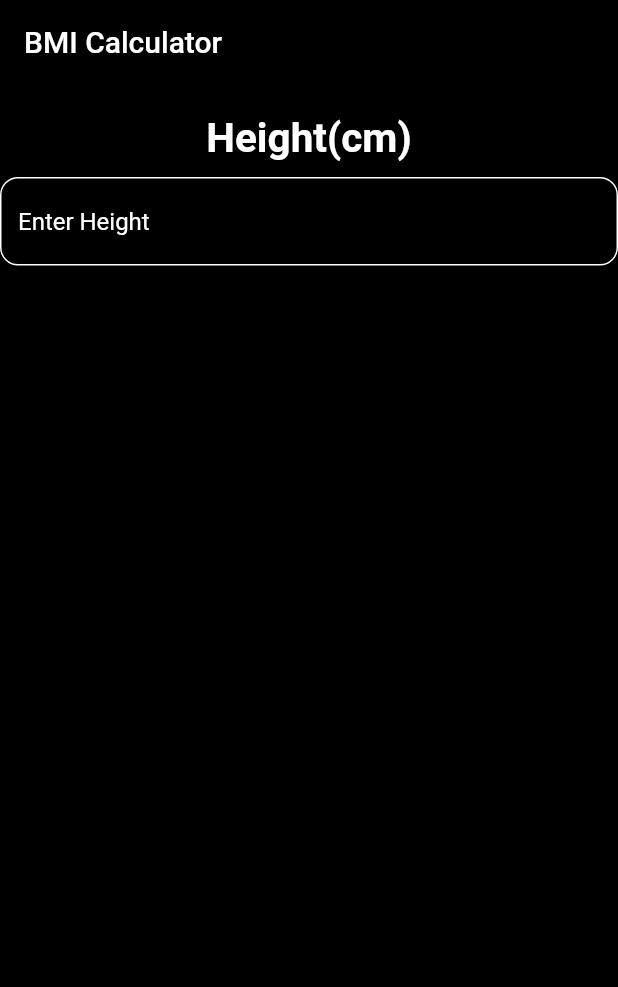
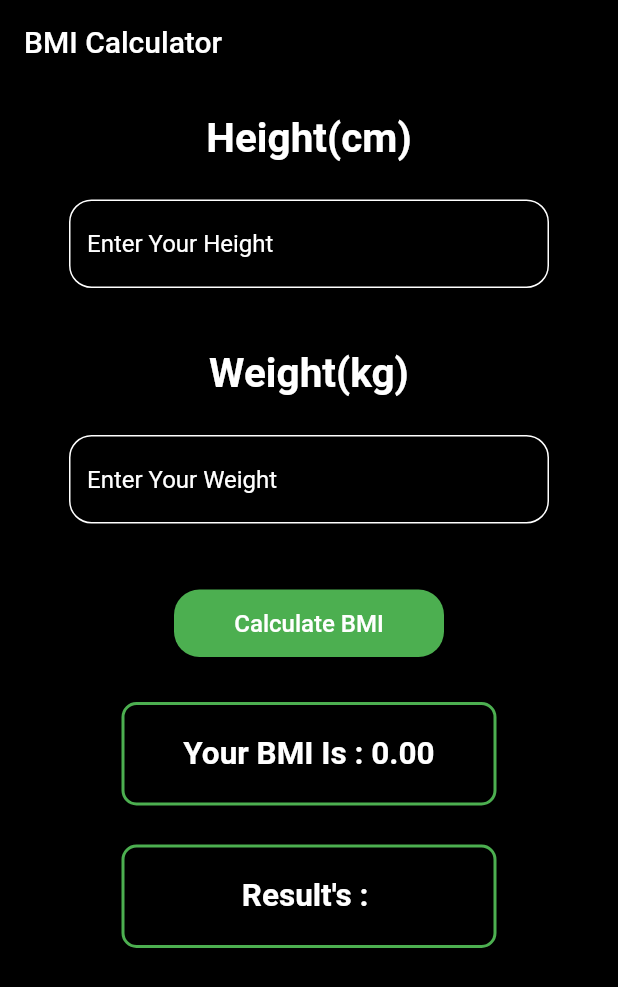
Before and after one commit to lakshya001-AI/BMI-CALCULATOR, a Flutter app: the screen it shows after launch, on a phone screen of 412 x 824 dp. Shown: the top 987 px of the screen. Run offline on Flutter 3.47's test engine with Material 2 defaults, Android fonts, the phone set to English and light mode, and no system bars.

Commit message:
Bmi-calculator

```diff
--- a/lib/main.dart
+++ b/lib/main.dart
@@ -25,47 +25,156 @@ class MyHomePage extends StatefulWidget {
 }
 class _MyHomePageState extends State<MyHomePage> {
   double height = 160; // Initial height in centimeters
+  double weight = 60; // Initial weight in kilograms
+  double bmi = 0;
+  String result = "";
+
+  void calculateBMI(){
+    setState(() {
+      bmi = weight / ((height/100)*(height/100));
+      if (bmi < 18.5) {
+        result = "Underweight";
+      } else if (bmi >= 18.5 && bmi < 24.9) {
+        result = "Normal";
+      } else {
+        result = "Overweight";
+      }
+    });
+
+  }
   @override
   Widget build(BuildContext context) {
     return  Scaffold(
       backgroundColor: Colors.black,
       appBar: AppBar(
-        title: Text('BMI Calculator'),
+        title: const Text('BMI Calculator'),
         backgroundColor: Colors.black,
       ),
-      body:Center(
-        child:Column(
+      body:  SingleChildScrollView(
+        child: Center(
+          child: Column(
             crossAxisAlignment: CrossAxisAlignment.center,
-          children:  [
-            Container(height: 20),
+            children: [
+              Container(
+                height: 20,
+              ),
               const Text('Height(cm)', style: TextStyle(fontSize: 27,
                   color: Colors.white, fontWeight: FontWeight.bold),
               ),
-            SizedBox(height: 10),
-            TextField(
-              style: TextStyle(color: Colors.white),
-              decoration: InputDecoration(
+              const SizedBox(height: 25),
+              SizedBox(
+                height: 100,
+                width: 320,
+                child: TextField(
+                  style: const TextStyle(color: Colors.white),
+                  keyboardType: TextInputType.number,
+                  decoration: const InputDecoration(
                     enabledBorder: OutlineInputBorder(
-                  borderRadius:BorderRadius.all(Radius.circular(12)),
+                        borderRadius:BorderRadius.all(Radius.circular(15)),
                         borderSide: BorderSide(color: Colors.white)
                     ),
                     filled: true,
                     fillColor: Colors.black,
-                hintText: "Enter Height",
+                    hintText: "Enter Your Height",
                     hintStyle: TextStyle(color: Colors.white),
                     border: OutlineInputBorder(
-                  borderSide: BorderSide(color: Colors.white, width: 20), // Remove the border
-                  borderRadius: BorderRadius.circular(10.0),
+                        borderRadius: BorderRadius.all(Radius.circular(17))
+                    ),
+                  ),
+                  onChanged: (value) => setState(() {
+                    height = double.parse(value);
+                  }),
+                ),
+              ),
+              const Text('Weight(kg)', style: TextStyle(fontSize: 27,
+                  color: Colors.white, fontWeight: FontWeight.bold),
+              ),
+              const SizedBox(height: 25),
+              SizedBox(
+                height: 100,
+                width: 320,
+                child: TextField(
+                  style: const TextStyle(color: Colors.white),
+                  keyboardType: TextInputType.number,
+                  decoration: const InputDecoration(
+                    enabledBorder: OutlineInputBorder(
+                        borderRadius:BorderRadius.all(Radius.circular(15)),
+                        borderSide: BorderSide(color: Colors.white)
+                    ),
+                    filled: true,
+                    fillColor: Colors.black,
+                    hintText: "Enter Your Weight",
+                    hintStyle: TextStyle(color: Colors.white, fontSize: 16),
+                    border: OutlineInputBorder(
+                        borderRadius: BorderRadius.all(Radius.circular(17))
+                    ),
+                  ),
+                  onChanged: (value) => setState(() {
+                    weight = double.parse(value);
+                  }),
+                ),
+              ),
+              const SizedBox(height: 3),
+              SizedBox(
+                width: 180,
+                height: 45,
+                child: ElevatedButton(
+                  onPressed: () {
+                    calculateBMI();
+                  },
+                  style: ElevatedButton.styleFrom(
+                      backgroundColor: Colors.green,
+                      shape: const RoundedRectangleBorder(borderRadius: BorderRadius.all(Radius.circular(17)))
+                  ),
+                  child: const Text(
+                    "Calculate BMI",
+                    style: TextStyle(color: Colors.white, fontSize: 16),
+                  ),
+                ),
+              ),
+              const SizedBox(height: 30),
+              Container(
+                width: 250,
+                padding: const EdgeInsets.all(20),
+                decoration: BoxDecoration(
+                  borderRadius: BorderRadius.circular(10), // Adjust the radius as needed
+                  border: Border.all(
+                    color: Colors.green, // Border color
+                    width: 2, // Border width
+                  ),
+                ),
+                child:  Center(
+                  child: Text(
+                    'Your BMI Is : ${bmi.toStringAsFixed(2)}',
+                    style: const TextStyle(fontSize: 21, color: Colors.white,  fontWeight: FontWeight.bold),
+                  ),
+                )
+              ),
+              const SizedBox(height: 26),
+              Container(
+                  width: 250,
+                  padding: const EdgeInsets.all(20),
+                  decoration: BoxDecoration(
+                    borderRadius: BorderRadius.circular(10), // Adjust the radius as needed
+                    border: Border.all(
+                      color: Colors.green, // Border color
+                      width: 2, // Border width
+                    ),
+                  ),
+                child:  Center(
+                  child: Text(
+                    "Result's : $result", style: const TextStyle(color: Colors.white, fontSize: 21,  fontWeight: FontWeight.bold),
+                  ),
                 ),
 
-              )),
+              ),
+            ],
+          ),
+        )
+      ),
+
+      );
 
 
-
-          ],
-        ) ,
-      )
-
-    );
   }
 }
```
Also changed, not shown: 1 other file. Lines whose indentation alone changed are shown as unchanged.
